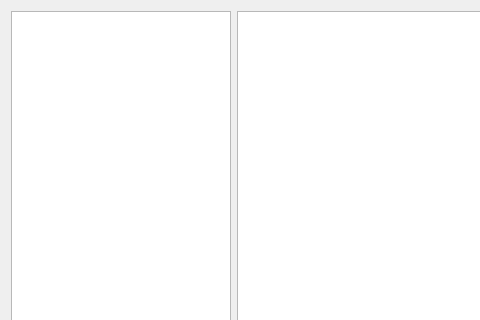
Above: everpad/interface/list.ui from nvbn/everpad before the change; both pictures show x 0 to 480 and y 0 to 320 of the 800 by 600 pixel window. Below: the same form after it.
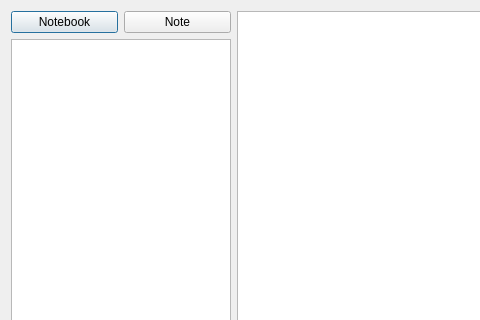
That is the form after the change.

Commit message: Create Notebook and Note actions in List dialog

```diff
--- a/everpad/interface/list.ui
+++ b/everpad/interface/list.ui
@@ -20,6 +20,38 @@
    <item>
     <layout class="QHBoxLayout" name="horizontalLayout">
      <item>
+      <layout class="QVBoxLayout" name="verticalLayout_2">
+       <property name="sizeConstraint">
+        <enum>QLayout::SetMinimumSize</enum>
+       </property>
+       <item>
+        <layout class="QHBoxLayout" name="horizontalLayout_2">
+         <property name="sizeConstraint">
+          <enum>QLayout::SetMinimumSize</enum>
+         </property>
+         <item>
+          <widget class="QPushButton" name="newNotebookBtn">
+           <property name="toolTip">
+            <string>Create Notebook</string>
+           </property>
+           <property name="text">
+            <string>Notebook</string>
+           </property>
+          </widget>
+         </item>
+         <item>
+          <widget class="QPushButton" name="newNoteBtn">
+           <property name="toolTip">
+            <string>Create Note</string>
+           </property>
+           <property name="text">
+            <string>Note</string>
+           </property>
+          </widget>
+         </item>
+        </layout>
+       </item>
+       <item>
       <widget class="QListView" name="notebooksList">
        <property name="minimumSize">
         <size>
@@ -37,6 +69,8 @@
         <set>QAbstractItemView::NoEditTriggers</set>
        </property>
       </widget>
+       </item>
+      </layout>
      </item>
      <item>
       <widget class="QListView" name="notesList">
```
Lines whose indentation alone changed are shown as unchanged. The commit also changes 4 other files.
